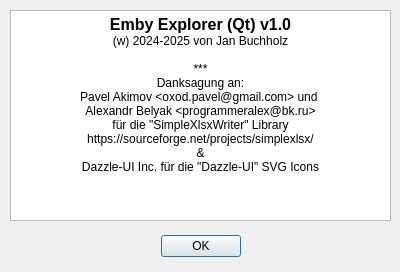
Before: the Qt Designer form aboutdialog.ui in SideFx/EmbyExplorerQt, drawn with Qt 5.
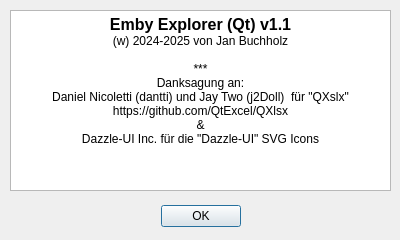
After: the same form once the commit is applied.

Commit message: finished QXslx implementation

Diff of the .ui file:
```diff
--- a/aboutdialog.ui
+++ b/aboutdialog.ui
@@ -7,7 +7,7 @@
     <x>0</x>
     <y>0</y>
     <width>400</width>
-    <height>272</height>
+    <height>240</height>
    </rect>
   </property>
   <property name="windowTitle">
@@ -17,7 +17,7 @@
    <property name="geometry">
     <rect>
      <x>30</x>
-     <y>230</y>
+     <y>200</y>
      <width>341</width>
      <height>32</height>
     </rect>
@@ -38,7 +38,7 @@
      <x>10</x>
      <y>10</y>
      <width>381</width>
-     <height>211</height>
+     <height>181</height>
     </rect>
    </property>
    <property name="html">
@@ -49,15 +49,13 @@
 li.unchecked::marker { content: &quot;\2610&quot;; }
 li.checked::marker { content: &quot;\2612&quot;; }
 &lt;/style&gt;&lt;/head&gt;&lt;body style=&quot; font-family:'Segoe UI'; font-size:9pt; font-weight:400; font-style:normal;&quot;&gt;
-&lt;p align=&quot;center&quot; style=&quot; margin-top:0px; margin-bottom:0px; margin-left:0px; margin-right:0px; -qt-block-indent:0; text-indent:0px;&quot;&gt;&lt;span style=&quot; font-size:12pt; font-weight:700;&quot;&gt;Emby Explorer (Qt) v1.0&lt;/span&gt;&lt;/p&gt;
+&lt;p align=&quot;center&quot; style=&quot; margin-top:0px; margin-bottom:0px; margin-left:0px; margin-right:0px; -qt-block-indent:0; text-indent:0px;&quot;&gt;&lt;span style=&quot; font-size:12pt; font-weight:700;&quot;&gt;Emby Explorer (Qt) v1.1&lt;/span&gt;&lt;/p&gt;
 &lt;p align=&quot;center&quot; style=&quot; margin-top:0px; margin-bottom:0px; margin-left:0px; margin-right:0px; -qt-block-indent:0; text-indent:0px;&quot;&gt;(w) 2024-2025 von Jan Buchholz&lt;/p&gt;
 &lt;p align=&quot;center&quot; style=&quot;-qt-paragraph-type:empty; margin-top:0px; margin-bottom:0px; margin-left:0px; margin-right:0px; -qt-block-indent:0; text-indent:0px;&quot;&gt;&lt;br /&gt;&lt;/p&gt;
 &lt;p align=&quot;center&quot; style=&quot; margin-top:0px; margin-bottom:0px; margin-left:0px; margin-right:0px; -qt-block-indent:0; text-indent:0px;&quot;&gt;***&lt;/p&gt;
 &lt;p align=&quot;center&quot; style=&quot; margin-top:0px; margin-bottom:0px; margin-left:0px; margin-right:0px; -qt-block-indent:0; text-indent:0px;&quot;&gt;Danksagung an:&lt;/p&gt;
-&lt;p align=&quot;center&quot; style=&quot; margin-top:0px; margin-bottom:0px; margin-left:0px; margin-right:0px; -qt-block-indent:0; text-indent:0px;&quot;&gt;Pavel Akimov &amp;lt;oxod.pavel@gmail.com&amp;gt; und &lt;/p&gt;
-&lt;p align=&quot;center&quot; style=&quot; margin-top:0px; margin-bottom:0px; margin-left:0px; margin-right:0px; -qt-block-indent:0; text-indent:0px;&quot;&gt;Alexandr Belyak &amp;lt;programmeralex@bk.ru&amp;gt;&lt;/p&gt;
-&lt;p align=&quot;center&quot; style=&quot; margin-top:0px; margin-bottom:0px; margin-left:0px; margin-right:0px; -qt-block-indent:0; text-indent:0px;&quot;&gt;für die &amp;quot;SimpleXlsxWriter&amp;quot; Library&lt;/p&gt;
-&lt;p align=&quot;center&quot; style=&quot; margin-top:0px; margin-bottom:0px; margin-left:0px; margin-right:0px; -qt-block-indent:0; text-indent:0px;&quot;&gt;https://sourceforge.net/projects/simplexlsx/&lt;/p&gt;
+&lt;p align=&quot;center&quot; style=&quot; margin-top:0px; margin-bottom:0px; margin-left:0px; margin-right:0px; -qt-block-indent:0; text-indent:0px;&quot;&gt;Daniel Nicoletti (dantti) und Jay Two (j2Doll)  für &amp;quot;QXslx&amp;quot;&lt;/p&gt;
+&lt;p align=&quot;center&quot; style=&quot; margin-top:0px; margin-bottom:0px; margin-left:0px; margin-right:0px; -qt-block-indent:0; text-indent:0px;&quot;&gt;https://github.com/QtExcel/QXlsx&lt;/p&gt;
 &lt;p align=&quot;center&quot; style=&quot; margin-top:0px; margin-bottom:0px; margin-left:0px; margin-right:0px; -qt-block-indent:0; text-indent:0px;&quot;&gt;&amp;amp;&lt;/p&gt;
 &lt;p align=&quot;center&quot; style=&quot; margin-top:0px; margin-bottom:0px; margin-left:0px; margin-right:0px; -qt-block-indent:0; text-indent:0px;&quot;&gt;Dazzle-UI Inc. für die &amp;quot;Dazzle-UI&amp;quot; SVG Icons&lt;/p&gt;
 &lt;p align=&quot;center&quot; style=&quot;-qt-paragraph-type:empty; margin-top:0px; margin-bottom:0px; margin-left:0px; margin-right:0px; -qt-block-indent:0; text-indent:0px;&quot;&gt;&lt;br /&gt;&lt;/p&gt;&lt;/body&gt;&lt;/html&gt;</string>
```
The commit also changes 4 other files.
